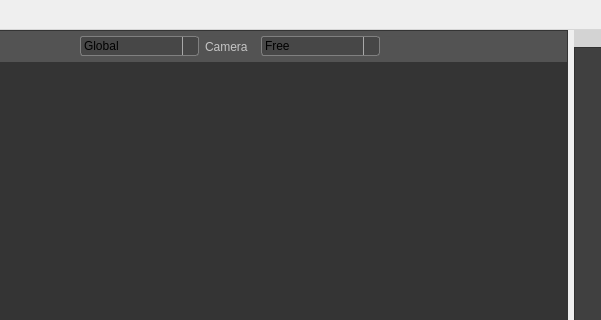
jahshaka/Studio, file src/newmainwindow.ui: the form before one commit; both pictures show x 235 to 836 and y 0 to 320 of the 1209 by 955 pixel window.
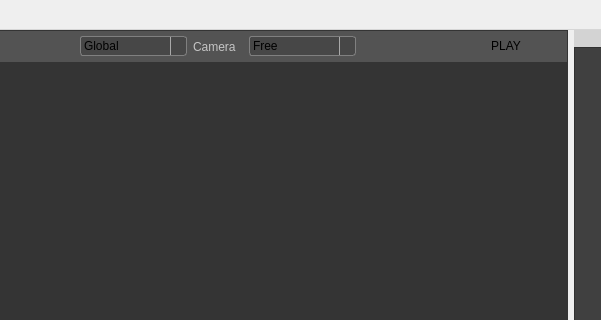
The form after the commit. Icons and pictures are not drawn. Custom widgets are drawn as their Qt base class.

Commit message: Fixed merge conflict in SceneViewWidget class

```diff
--- a/src/newmainwindow.ui
+++ b/src/newmainwindow.ui
@@ -645,7 +645,7 @@
            <widget class="QComboBox" name="transformCombo">
             <property name="minimumSize">
              <size>
-              <width>119</width>
+              <width>107</width>
               <height>0</height>
              </size>
             </property>
@@ -693,7 +693,7 @@
            <widget class="QComboBox" name="cameraTypeCombo">
             <property name="minimumSize">
              <size>
-              <width>119</width>
+              <width>107</width>
               <height>0</height>
              </size>
             </property>
@@ -731,6 +731,13 @@
             </property>
            </spacer>
           </item>
+          <item>
+           <widget class="QPushButton" name="playSceneBtn">
+            <property name="text">
+             <string>PLAY</string>
+            </property>
+           </widget>
+          </item>
           <item>
            <widget class="QPushButton" name="vrBtn">
             <property name="minimumSize">
```
Left out of the diff: 4 changed lines with no effect on the pictures. The commit also changes 6 other files.
